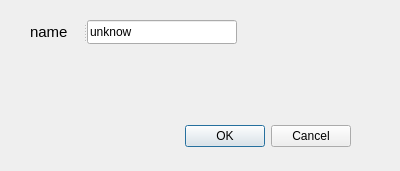
Before: the Qt Designer form setting.ui in liguyano/qt_demo, drawn with Qt 5.
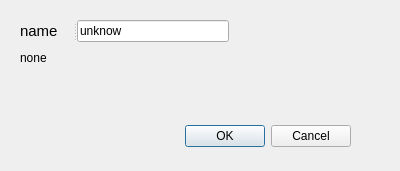
After: the same form once the commit is applied.

Diff of the .ui file:
```diff
--- a/setting.ui
+++ b/setting.ui
@@ -29,15 +29,18 @@
                 <set>QDialogButtonBox::Cancel|QDialogButtonBox::Ok</set>
             </property>
         </widget>
-        <widget class="QSplitter" name="splitter">
+        <widget class="QWidget" name="">
             <property name="geometry">
                 <rect>
-                    <x>30</x>
+                    <x>20</x>
                     <y>20</y>
-                    <width>207</width>
-                    <height>24</height>
+                    <width>209</width>
+                    <height>48</height>
                 </rect>
             </property>
+            <layout class="QVBoxLayout" name="verticalLayout">
+                <item>
+                    <widget class="QSplitter" name="splitter">
             <property name="orientation">
                 <enum>Qt::Horizontal</enum>
             </property>
@@ -56,6 +59,16 @@
                     <string>unknow</string>
                 </property>
             </widget>
+                    </widget>
+                </item>
+                <item>
+                    <widget class="QLabel" name="label_2">
+                        <property name="text">
+                            <string>none</string>
+                        </property>
+                    </widget>
+                </item>
+            </layout>
         </widget>
     </widget>
     <resources/>
```
Lines whose indentation alone changed are shown as unchanged.
